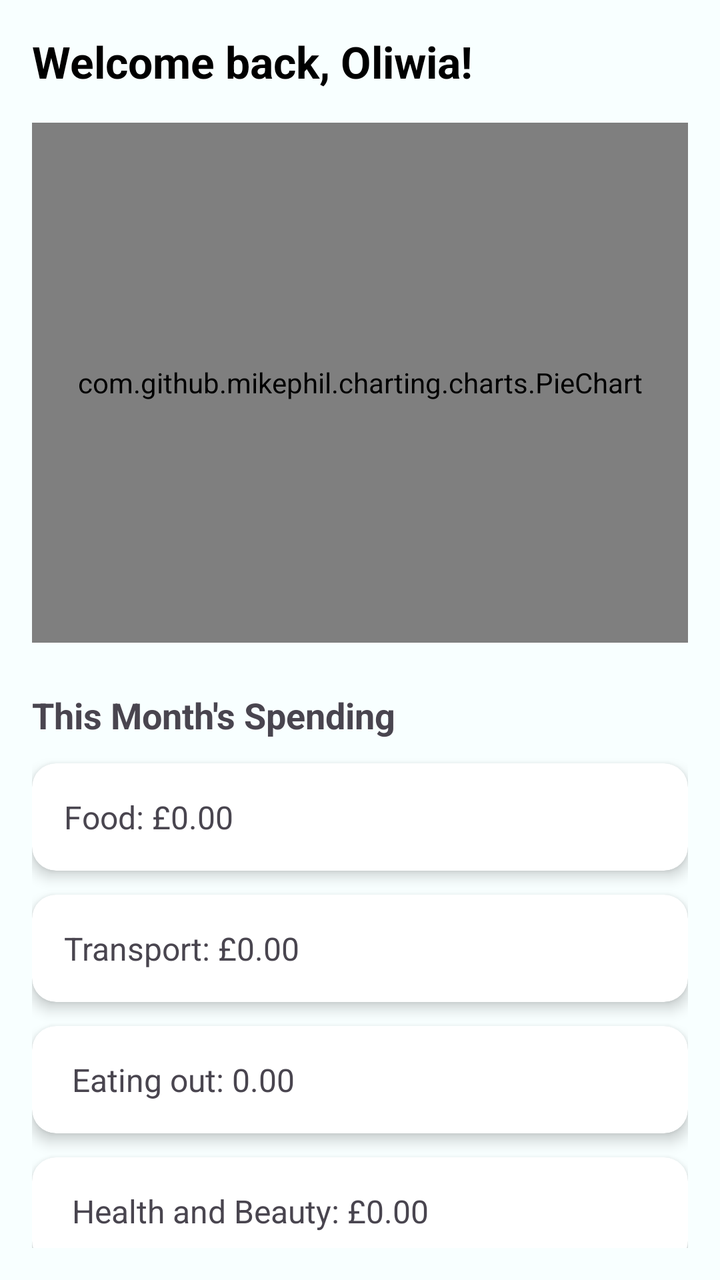
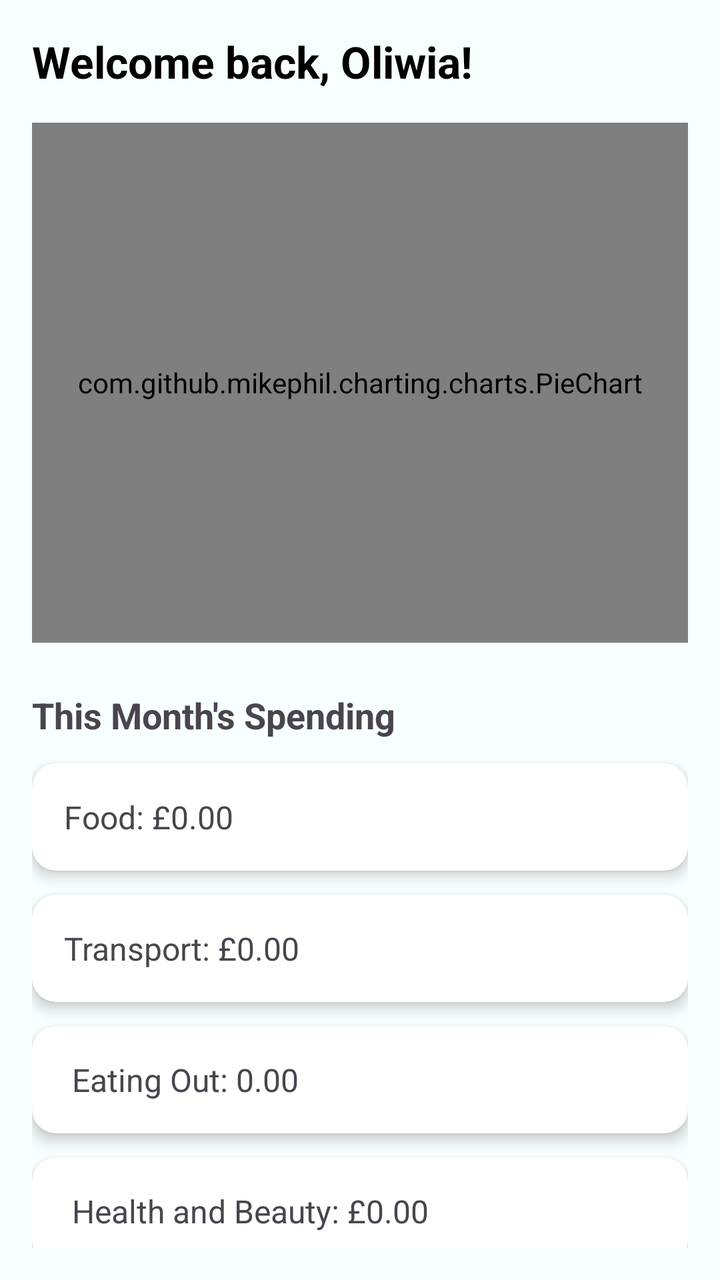

The first picture is an Android layout as it rendered before a commit; the second is the same layout after the commit. The layout source and the unified diff follow.
<!-- AndroidManifest.xml: application theme Theme.Trackie -->
<!-- res/layout/fragment_home.xml -->
<?xml version="1.0" encoding="utf-8"?>
<androidx.core.widget.NestedScrollView xmlns:android="http://schemas.android.com/apk/res/android"
    xmlns:app="http://schemas.android.com/apk/res-auto"
    android:id="@+id/homeScrollView"
    android:layout_width="match_parent"
    android:layout_height="match_parent"
    android:padding="16dp"
    android:background="@color/azure_blue">

    <LinearLayout
        android:layout_width="match_parent"
        android:layout_height="wrap_content"
        android:orientation="vertical">

        <TextView
            android:id="@+id/welcomeText"
            android:layout_width="wrap_content"
            android:layout_height="wrap_content"
            android:text="Welcome back, Oliwia!"
            android:textSize="22sp"
            android:textStyle="bold"
            android:textColor="@android:color/black"
            android:layout_marginBottom="16dp" />

        <com.github.mikephil.charting.charts.PieChart
            android:id="@+id/pieChart"
            android:layout_width="match_parent"
            android:layout_height="260dp"
            android:layout_marginBottom="24dp" />

        <TextView
            android:layout_width="wrap_content"
            android:layout_height="wrap_content"
            android:text="This Month's Spending"
            android:textSize="18sp"
            android:textStyle="bold"
            android:layout_marginBottom="12dp" />

        <androidx.cardview.widget.CardView
            android:layout_width="match_parent"
            android:layout_height="wrap_content"
            android:layout_marginBottom="12dp"
            app:cardCornerRadius="12dp"
            app:cardElevation="4dp">

            <LinearLayout
                android:layout_width="match_parent"
                android:layout_height="wrap_content"
                android:orientation="vertical"
                android:padding="16dp">

                <TextView
                    android:id="@+id/Food"
                    android:layout_width="wrap_content"
                    android:layout_height="wrap_content"
                    android:text="Food: £0.00"
                    android:textSize="16sp" />
            </LinearLayout>
        </androidx.cardview.widget.CardView>

        <androidx.cardview.widget.CardView
            android:layout_width="match_parent"
            android:layout_height="wrap_content"
            android:layout_marginBottom="12dp"
            app:cardCornerRadius="12dp"
            app:cardElevation="4dp">

            <LinearLayout
                android:layout_width="match_parent"
                android:layout_height="wrap_content"
                android:orientation="vertical"
                android:padding="16dp">

                <TextView
                    android:id="@+id/Transport"
                    android:layout_width="wrap_content"
                    android:layout_height="wrap_content"
                    android:text="Transport: £0.00"
                    android:textSize="16sp" />
            </LinearLayout>
        </androidx.cardview.widget.CardView>



        <androidx.cardview.widget.CardView
            android:layout_width="match_parent"
            android:layout_height="wrap_content"
            android:layout_marginBottom="12dp"
            app:cardCornerRadius="12dp"
            app:cardElevation="4dp">

            <LinearLayout
                android:layout_width="match_parent"
                android:layout_height="wrap_content"
                android:orientation="vertical"
                android:padding="16dp">

                <TextView
                    android:id="@+id/EatingOut"
                    android:layout_width="wrap_content"
                    android:layout_height="wrap_content"
                    android:text=" Eating out: 0.00"
                    android:textSize="16sp" />
            </LinearLayout>
        </androidx.cardview.widget.CardView>

        <androidx.cardview.widget.CardView
            android:layout_width="match_parent"
            android:layout_height="wrap_content"
            android:layout_marginBottom="12dp"
            app:cardCornerRadius="12dp"
            app:cardElevation="4dp">

            <LinearLayout
                android:layout_width="match_parent"
                android:layout_height="wrap_content"
                android:orientation="vertical"
                android:padding="16dp">

                <TextView
                    android:id="@+id/HealthAndBeauty"
                    android:layout_width="wrap_content"
                    android:layout_height="wrap_content"
                    android:text=" Health and Beauty: £0.00"
                    android:textSize="16sp" />
            </LinearLayout>
        </androidx.cardview.widget.CardView>

        <androidx.cardview.widget.CardView
            android:layout_width="match_parent"
            android:layout_height="wrap_content"
            android:layout_marginBottom="12dp"
            app:cardCornerRadius="12dp"
            app:cardElevation="4dp">

            <LinearLayout
                android:layout_width="match_parent"
                android:layout_height="wrap_content"
                android:orientation="vertical"
                android:padding="16dp">

                <TextView
                    android:id="@+id/Shopping"
                    android:layout_width="wrap_content"
                    android:layout_height="wrap_content"
                    android:text=" Shopping: £0.00"
                    android:textSize="16sp" />
            </LinearLayout>
        </androidx.cardview.widget.CardView>

        <androidx.cardview.widget.CardView
            android:layout_width="match_parent"
            android:layout_height="wrap_content"
            android:layout_marginBottom="12dp"
            app:cardCornerRadius="12dp"
            app:cardElevation="4dp">

            <LinearLayout
                android:layout_width="match_parent"
                android:layout_height="wrap_content"
                android:orientation="vertical"
                android:padding="16dp">

                <TextView
                    android:id="@+id/Pets"
                    android:layout_width="wrap_content"
                    android:layout_height="wrap_content"
                    android:text=" Pets: £0.00"
                    android:textSize="16sp" />
            </LinearLayout>
        </androidx.cardview.widget.CardView>


        <androidx.cardview.widget.CardView
            android:layout_width="match_parent"
            android:layout_height="wrap_content"
            android:layout_marginBottom="12dp"
            app:cardCornerRadius="12dp"
            app:cardElevation="4dp">

            <LinearLayout
                android:layout_width="match_parent"
                android:layout_height="wrap_content"
                android:orientation="vertical"
                android:padding="16dp">

                <TextView
                    android:id="@+id/Other"
                    android:layout_width="wrap_content"
                    android:layout_height="wrap_content"
                    android:text=" Other: £0.00"
                    android:textSize="16sp" />
            </LinearLayout>
        </androidx.cardview.widget.CardView>

    </LinearLayout>
</androidx.core.widget.NestedScrollView>
<!-- resources referenced by this layout -->
<resources>
  <color name="azure_blue">#F8FFFF</color>
  <style name="Theme.Trackie" parent="Base.Theme.Trackie" />
  <style name="Base.Theme.Trackie" parent="Theme.Material3.DayNight.NoActionBar">
  
      </style>
</resources>

<!-- the commit's change to res/layout/fragment_home.xml (unified diff, before → after) -->
@@ -99,7 +99,7 @@
                     android:id="@+id/EatingOut"
                     android:layout_width="wrap_content"
                     android:layout_height="wrap_content"
-                    android:text=" Eating out: 0.00"
+                    android:text=" Eating Out: 0.00"
                     android:textSize="16sp" />
             </LinearLayout>
         </androidx.cardview.widget.CardView>
